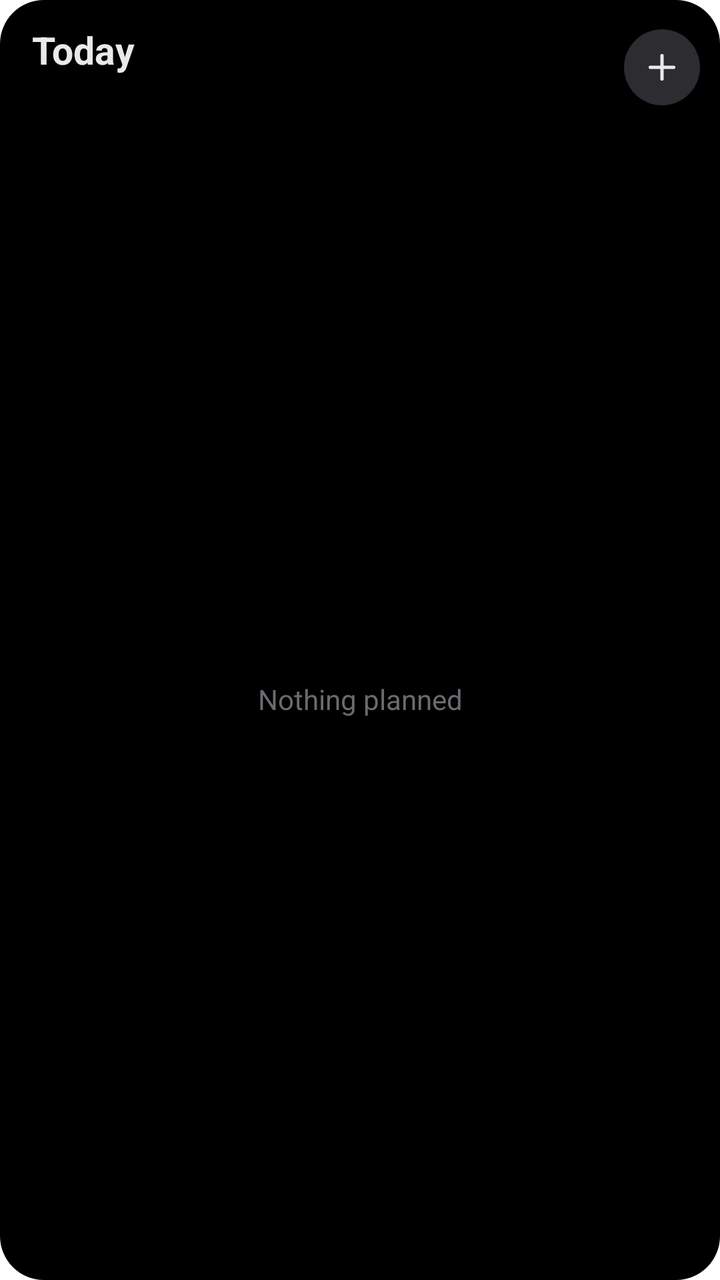
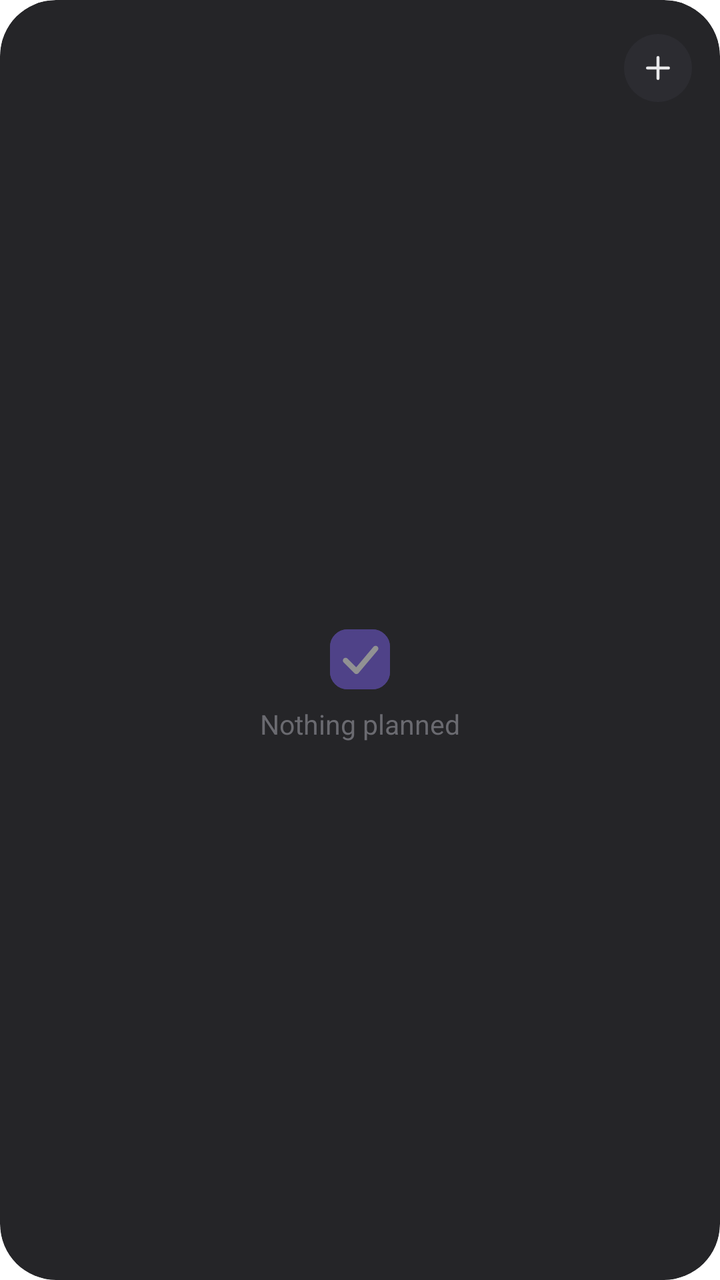

Two renders of the same Android screen: before a commit and after it. Below are the layout's source before the change and the commit's diff.
<!-- AndroidManifest.xml: fallback theme Theme.MaterialComponents.DayNight.NoActionBar -->
<!-- res/layout/widget_today.xml -->
<?xml version="1.0" encoding="utf-8"?>
<LinearLayout xmlns:android="http://schemas.android.com/apk/res/android"
    android:layout_width="match_parent"
    android:layout_height="match_parent"
    android:background="@drawable/widget_background"
    android:orientation="vertical"
    android:paddingStart="10dp"
    android:paddingTop="12dp"
    android:paddingEnd="10dp">

    <LinearLayout
        android:layout_width="match_parent"
        android:layout_height="wrap_content"
        android:gravity="center_vertical"
        android:orientation="horizontal"
        android:paddingStart="6dp"
        android:paddingBottom="4dp">

        <LinearLayout
            android:id="@+id/widget_header"
            android:layout_width="0dp"
            android:layout_height="wrap_content"
            android:layout_weight="1"
            android:orientation="vertical">

            <TextView
                android:id="@+id/widget_weekday"
                android:layout_width="wrap_content"
                android:layout_height="wrap_content"
                android:text="@string/widget_today"
                android:textColor="#FFE9E9EB"
                android:textSize="19sp"
                android:textStyle="bold"/>

            <TextView
                android:id="@+id/widget_date"
                android:layout_width="wrap_content"
                android:layout_height="wrap_content"
                android:textColor="#FF9B9BA1"
                android:textSize="13sp"/>
        </LinearLayout>

        <ImageView
            android:id="@+id/widget_add"
            android:layout_width="38dp"
            android:layout_height="38dp"
            android:background="@drawable/widget_add_ground"
            android:contentDescription="@string/widget_new_task"
            android:padding="9dp"
            android:src="@drawable/widget_add"/>
    </LinearLayout>

    <FrameLayout
        android:layout_width="match_parent"
        android:layout_height="0dp"
        android:layout_weight="1">

        <ListView
            android:id="@+id/widget_list"
            android:layout_width="match_parent"
            android:layout_height="match_parent"
            android:clipToPadding="false"
            android:divider="@null"
            android:dividerHeight="0dp"
            android:paddingBottom="10dp"
            android:scrollbars="none"/>

        <TextView
            android:id="@+id/widget_empty"
            android:layout_width="match_parent"
            android:layout_height="match_parent"
            android:gravity="center"
            android:text="@string/widget_nothing"
            android:textColor="#FF6A6A70"
            android:textSize="14sp"/>
    </FrameLayout>
</LinearLayout>
<!-- resources referenced by this layout -->
<resources>
  <!-- drawable widget_add (drawable) -->
  <?xml version="1.0" encoding="utf-8"?>
  <vector xmlns:android="http://schemas.android.com/apk/res/android"
      android:width="24dp"
      android:height="24dp"
      android:viewportWidth="24"
      android:viewportHeight="24">
      <path
          android:pathData="M12,5 L12,19 M5,12 L19,12"
          android:strokeColor="#FFE9E9EB"
          android:strokeWidth="2"
          android:strokeLineCap="round"/>
  </vector>
  <!-- drawable widget_add_ground (drawable) -->
  <?xml version="1.0" encoding="utf-8"?>
  <shape xmlns:android="http://schemas.android.com/apk/res/android" android:shape="oval">
      <solid android:color="#FF2C2C31"/>
  </shape>
  <!-- drawable widget_background (drawable) -->
  <?xml version="1.0" encoding="utf-8"?>
  <shape xmlns:android="http://schemas.android.com/apk/res/android" android:shape="rectangle">
      <solid android:color="#FF000000"/>
      <corners android:radius="22dp"/>
  </shape>
  <string name="widget_new_task">New task</string>
  <string name="widget_nothing">Nothing planned</string>
  <string name="widget_today">Today</string>
</resources>

<!-- the commit's change to res/layout/widget_today.xml (unified diff, before → after) -->
@@ -1,25 +1,39 @@
 <?xml version="1.0" encoding="utf-8"?>
 <LinearLayout xmlns:android="http://schemas.android.com/apk/res/android"
+    android:id="@+id/widget_root"
     android:layout_width="match_parent"
     android:layout_height="match_parent"
     android:background="@drawable/widget_background"
+    android:clipToOutline="true"
     android:orientation="vertical"
-    android:paddingStart="10dp"
-    android:paddingTop="12dp"
-    android:paddingEnd="10dp">
+    android:paddingStart="12dp"
+    android:paddingTop="14dp"
+    android:paddingEnd="12dp">
 
     <LinearLayout
+        android:id="@+id/widget_header"
         android:layout_width="match_parent"
         android:layout_height="wrap_content"
         android:gravity="center_vertical"
         android:orientation="horizontal"
         android:paddingStart="6dp"
-        android:paddingBottom="4dp">
+        android:paddingEnd="2dp"
+        android:paddingBottom="6dp">
+
+        <TextView
+            android:id="@+id/widget_day"
+            android:layout_width="wrap_content"
+            android:layout_height="wrap_content"
+            android:fontFamily="sans-serif-medium"
+            android:includeFontPadding="false"
+            android:letterSpacing="-0.03"
+            android:textColor="#FFE9E9EB"
+            android:textSize="34sp"/>
 
         <LinearLayout
-            android:id="@+id/widget_header"
             android:layout_width="0dp"
             android:layout_height="wrap_content"
+            android:layout_marginStart="10dp"
             android:layout_weight="1"
             android:orientation="vertical">
 
@@ -27,26 +41,27 @@
                 android:id="@+id/widget_weekday"
                 android:layout_width="wrap_content"
                 android:layout_height="wrap_content"
-                android:text="@string/widget_today"
+                android:fontFamily="sans-serif-medium"
+                android:maxLines="1"
                 android:textColor="#FFE9E9EB"
-                android:textSize="19sp"
-                android:textStyle="bold"/>
+                android:textSize="15sp"/>
 
             <TextView
                 android:id="@+id/widget_date"
                 android:layout_width="wrap_content"
                 android:layout_height="wrap_content"
+                android:maxLines="1"
                 android:textColor="#FF9B9BA1"
-                android:textSize="13sp"/>
+                android:textSize="12.5sp"/>
         </LinearLayout>
 
         <ImageView
             android:id="@+id/widget_add"
-            android:layout_width="38dp"
-            android:layout_height="38dp"
+            android:layout_width="34dp"
+            android:layout_height="34dp"
             android:background="@drawable/widget_add_ground"
             android:contentDescription="@string/widget_new_task"
-            android:padding="9dp"
+            android:padding="8dp"
             android:src="@drawable/widget_add"/>
     </LinearLayout>
 
@@ -62,16 +77,33 @@
             android:clipToPadding="false"
             android:divider="@null"
             android:dividerHeight="0dp"
-            android:paddingBottom="10dp"
+            android:fadingEdgeLength="28dp"
+            android:paddingBottom="12dp"
+            android:requiresFadingEdge="vertical"
             android:scrollbars="none"/>
 
-        <TextView
+        <LinearLayout
             android:id="@+id/widget_empty"
             android:layout_width="match_parent"
             android:layout_height="match_parent"
             android:gravity="center"
-            android:text="@string/widget_nothing"
-            android:textColor="#FF6A6A70"
-            android:textSize="14sp"/>
+            android:orientation="vertical"
+            android:paddingBottom="14dp">
+
+            <ImageView
+                android:layout_width="30dp"
+                android:layout_height="30dp"
+                android:alpha="0.5"
+                android:src="@drawable/widget_tick_violet_on"/>
+
+            <TextView
+                android:id="@+id/widget_empty_text"
+                android:layout_width="wrap_content"
+                android:layout_height="wrap_content"
+                android:layout_marginTop="8dp"
+                android:text="@string/widget_nothing"
+                android:textColor="#FF6A6A70"
+                android:textSize="13.5sp"/>
+        </LinearLayout>
     </FrameLayout>
 </LinearLayout>
<!-- resource entries referenced after the edit -->
@@ -21,11 +21,43 @@
   <!-- drawable widget_background (drawable) -->
   <?xml version="1.0" encoding="utf-8"?>
   <shape xmlns:android="http://schemas.android.com/apk/res/android" android:shape="rectangle">
-      <solid android:color="#FF000000"/>
-      <corners android:radius="22dp"/>
+      <solid android:color="#F21A1A1D"/>
+      <corners android:radius="@dimen/widget_radius"/>
   </shape>
+  <!-- drawable widget_tick_violet_on (drawable) -->
+  <?xml version="1.0" encoding="utf-8"?>
+  <vector xmlns:android="http://schemas.android.com/apk/res/android"
+      android:width="24dp"
+      android:height="24dp"
+      android:viewportWidth="24"
+      android:viewportHeight="24">
+      <path
+          android:name="outline"
+          android:pathData="M7,0.9 H17 A6.1,6.1 0 0 1 23.1,7 V17 A6.1,6.1 0 0 1 17,23.1 H7 A6.1,6.1 0 0 1 0.9,17 V7 A6.1,6.1 0 0 1 7,0.9 Z"
+          android:strokeColor="#7B61E8"
+          android:strokeWidth="1.8"/>
+      <group
+          android:name="fill"
+          android:pivotX="12"
+          android:pivotY="12"
+          android:scaleX="1"
+          android:scaleY="1">
+          <path
+              android:name="box"
+              android:pathData="M7,0 H17 A7,7 0 0 1 24,7 V17 A7,7 0 0 1 17,24 H7 A7,7 0 0 1 0,17 V7 A7,7 0 0 1 7,0 Z"
+              android:fillColor="#7B61E8"/>
+      </group>
+      <path
+          android:name="check"
+          android:pathData="M6.24,12.48 L10.56,16.8 L18.24,7.68"
+          android:strokeColor="#FFFFFFFF"
+          android:strokeWidth="2.2"
+          android:strokeLineCap="round"
+          android:strokeLineJoin="round"
+          android:trimPathEnd="1"/>
+  </vector>
   <string name="widget_new_task">New task</string>
   <string name="widget_nothing">Nothing planned</string>
-  <string name="widget_today">Today</string>
+  <dimen name="widget_radius">24dp</dimen>
 </resources>
 
